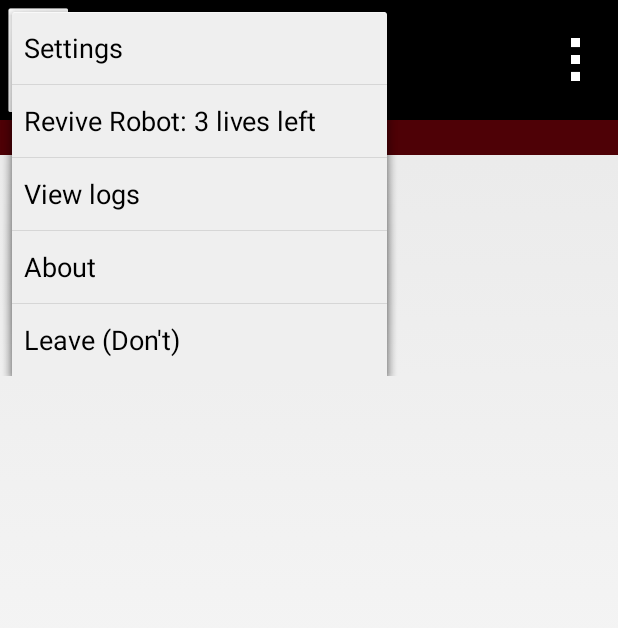
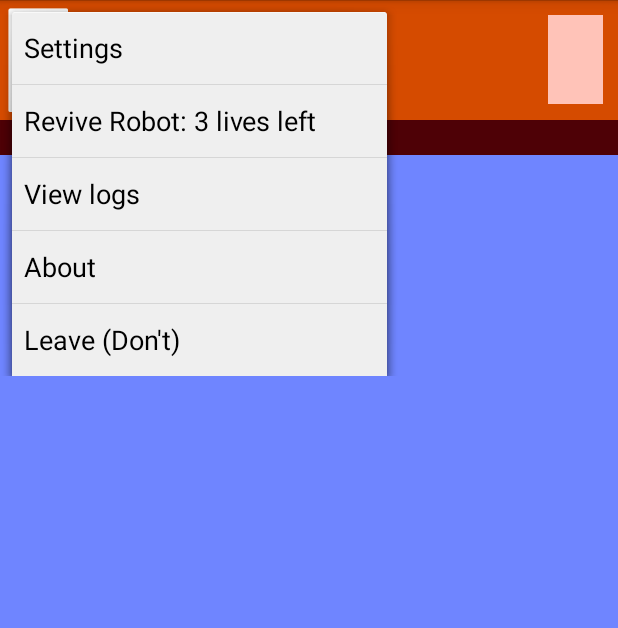
Before and after one commit to MrSamPlays/ftc_app_update, an Android app: the screen it shows after launch (FtcRobotControllerActivity), after a tap on "menu_buttons", on a phone screen of 412 x 824 dp. Shown: the top 628 px of the screen. Run offline under Robolectric (Android 15) with nearby library versions, the phone set to English and light mode, and no system bars; 21 statements that could not run were skipped.

Commit message:
V2.1.0.0
Changelog --
V2.1.0.0
Recoloured main window
V2.0.0.3
It crashes and burns
V2.0.0.2
debug logs!!
now easier to bugfix
@see below for details

V2.0.0.1
Things happened
Did stuff
Modified debug scripts
Changes made
We couldn't be more specific

V2
The new way to do stuff...
Initial commits

```diff
--- a/FtcRobotController/src/main/res/layout/activity_ftc_controller.xml
+++ b/FtcRobotController/src/main/res/layout/activity_ftc_controller.xml
@@ -45,7 +45,7 @@ OF THIS SOFTWARE, EVEN IF ADVISED OF THE POSSIBILITY OF SUCH DAMAGE.
     android:id="@+id/top_bar"
     android:layout_width="fill_parent"
     android:layout_height="80dp"
-    android:background="@color/black">
+    android:background="#d54b00">
     <ImageView
       android:id="@+id/robotIcon"
       android:layout_width="40dp"
@@ -80,7 +80,8 @@ OF THIS SOFTWARE, EVEN IF ADVISED OF THE POSSIBILITY OF SUCH DAMAGE.
       android:layout_alignParentEnd="true"
       android:layout_centerInParent="true"
       android:layout_centerHorizontal="true"
-      android:layout_margin="10dp"/>
+      android:layout_margin="10dp"
+        android:foreground="#ffc3b8" />
 
   </RelativeLayout>
   <!-- end of black bar -->
@@ -96,7 +97,8 @@ OF THIS SOFTWARE, EVEN IF ADVISED OF THE POSSIBILITY OF SUCH DAMAGE.
     android:paddingBottom="@dimen/activity_vertical_margin"
     android:paddingLeft="@dimen/activity_horizontal_margin"
     android:paddingRight="@dimen/activity_horizontal_margin"
-    android:paddingTop="@dimen/activity_vertical_margin" >
+    android:paddingTop="@dimen/activity_vertical_margin"
+      android:background="#6f85ff">
 
     <TextView
       android:id="@+id/textWifiDirectStatus"
```
